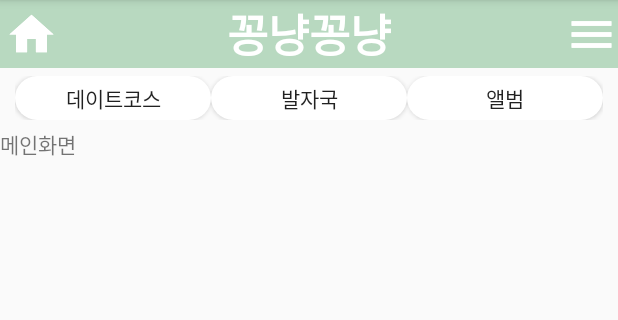
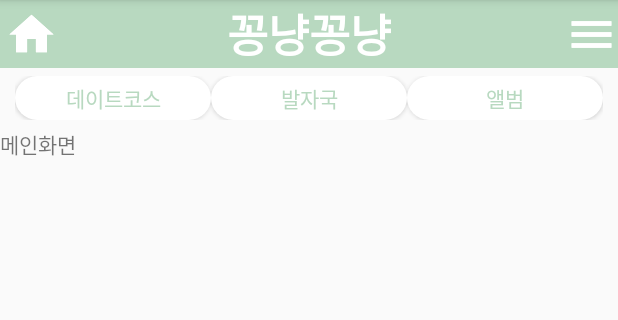
Before and after one commit to joo1yeon/Lovey-Dovey, an Android app: the screen it shows after launch (MainActivity), on a phone screen of 412 x 824 dp, the part 84-404 px from its top. Run offline under Robolectric (Android 15) with nearby library versions, the phone set to English and light mode, and no system bars.

Commit message:
상단메뉴버튼 클릭

```diff
--- a/app/src/main/res/layout/activity_main.xml
+++ b/app/src/main/res/layout/activity_main.xml
@@ -67,7 +67,8 @@
             android:layout_weight="1"
             android:background="@drawable/menu_button"
             android:fontFamily="@font/netmarble_m"
-            android:text="데이트코스"/>
+            android:text="데이트코스"
+            android:textColor="@color/button_click"/>
 
         <Button
             android:id="@+id/btnFoot"
@@ -76,7 +77,8 @@
             android:layout_weight="1"
             android:background="@drawable/menu_button"
             android:fontFamily="@font/netmarble_m"
-            android:text="발자국"/>
+            android:text="발자국"
+            android:textColor="@color/button_click"/>
 
 
 
@@ -87,7 +89,8 @@
             android:layout_weight="1"
             android:background="@drawable/menu_button"
             android:fontFamily="@font/netmarble_m"
-            android:text="앨범"/>
+            android:text="앨범"
+            android:textColor="@color/button_click"/>
 
 
     </LinearLayout>
```
